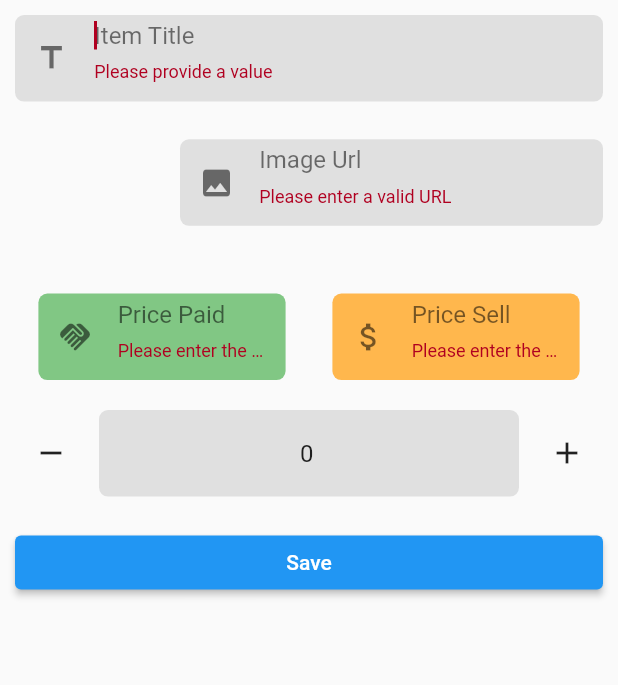
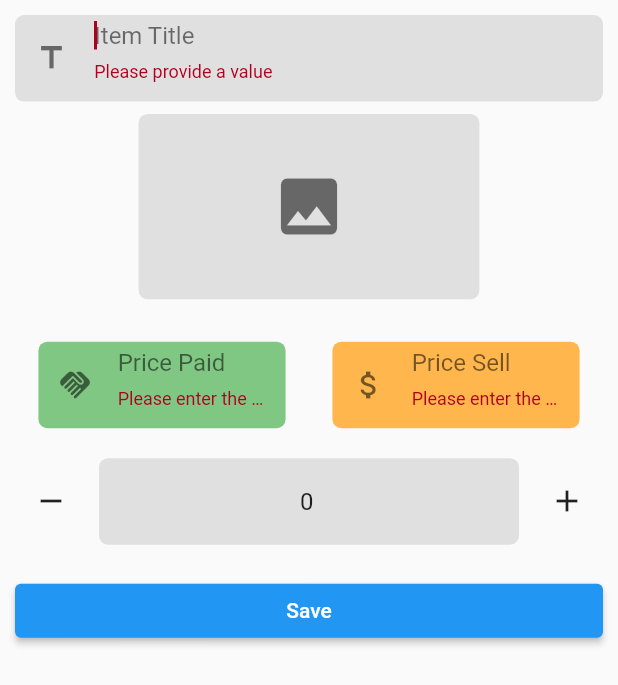
Before and after one commit to denosg/gest_prod_river, a Flutter app: the NewItem widget shown alone on an empty page, opened directly, after a tap on "Save", on a phone screen of 412 x 824 dp. Shown: the top 685 px of the screen. Run offline on Flutter 3.47's test engine with Material 2 defaults, Android fonts, the phone set to English and light mode, and no system bars; our stand-ins replace firebase_core, firebase_storage, flutter_riverpod, image_picker; accounts and stored records are empty; generated files the repository leaves out were written again; network calls fail.

Commit message:
uploading image works + changes for android + ios

```diff
--- a/lib/widgets/add_list_screen/new_item.dart
+++ b/lib/widgets/add_list_screen/new_item.dart
@@ -18,7 +18,6 @@ class NewItem extends ConsumerStatefulWidget {
 
 class NewItemState extends ConsumerState<NewItem> {
   final _modalFormKey = GlobalKey<FormState>();
-  final TextEditingController? _imageUrlController = TextEditingController();
 
   var _tempItem = Item(
       title: '', photoUrl: '', pricePaid: 0, priceMarket: 0, amountOfItem: 0);
@@ -40,7 +39,7 @@ class NewItemState extends ConsumerState<NewItem> {
       //add item in list method ->
       ref.read(itemListProvider.notifier).addItemInList(_tempItem);
     } catch (e) {
-      throw e;
+      rethrow;
     }
     Navigator.of(context).pop();
   }
@@ -59,27 +58,8 @@ class NewItemState extends ConsumerState<NewItem> {
           children: [
             // title of particular item
             TitleForm(tempItem: _tempItem, onSave: saveStateOfTextField),
-            // image on the left + image url on the right
-            Row(
-              crossAxisAlignment: CrossAxisAlignment.center,
-              children: [
-                Container(
-                  width: 100,
-                  height: 100,
-                  margin: const EdgeInsets.only(top: 8, right: 10),
-                  child: _imageUrlController == null
-                      ? const Text('Enter a Url')
-                      : ClipRRect(
-                          borderRadius: BorderRadius.circular(10),
-                          // child: Image.network(_imageUrlController!.text),
-                        ),
-                ),
-                Expanded(
-                  child: ImageUrlForm(
-                      tempItem: _tempItem, onSave: saveStateOfTextField),
-                ),
-              ],
-            ),
+            // image picker + show after the image has been uploaded
+            ImageUrlForm(tempItem: _tempItem, onSave: saveStateOfTextField),
             // price paid for the item / price that we will put the item for
             const SizedBox(height: 20),
             Row(
--- a/lib/widgets/add_list_screen/text_forms/image_url_form.dart
+++ b/lib/widgets/add_list_screen/text_forms/image_url_form.dart
@@ -1,4 +1,8 @@
+import 'dart:io';
+
+import 'package:firebase_storage/firebase_storage.dart';
 import 'package:flutter/material.dart';
+import 'package:image_picker/image_picker.dart';
 
 import '../../../models/item.dart';
 
@@ -6,7 +10,7 @@ class ImageUrlForm extends StatefulWidget {
   final Item tempItem;
   final Function(Item) onSave;
 
-  const ImageUrlForm({required this.tempItem, required this.onSave});
+  const ImageUrlForm({super.key, required this.tempItem, required this.onSave});
 
   @override
   State<ImageUrlForm> createState() => _ImageUrlFormState();
@@ -18,64 +22,63 @@ class _ImageUrlFormState extends State<ImageUrlForm> {
     double width = MediaQuery.of(context).size.width;
     double height = MediaQuery.of(context).size.height;
 
-    return Container(
-      width: width * 0.8,
-      height: height * 0.07,
-      padding: EdgeInsets.all(width * 0.03),
-      decoration: BoxDecoration(
-          borderRadius: BorderRadius.circular(6), color: Colors.grey[300]),
-      child: Center(
-        child: Row(
-          children: <Widget>[
-            const Icon(
-              Icons.image,
-              color: Colors.black54,
-            ),
-            SizedBox(
-              width: width * 0.04,
-            ),
-            Expanded(
-              child: TextFormField(
-                autocorrect: false,
-                decoration: const InputDecoration.collapsed(
-                  hintText: 'Image Url',
-                  hintStyle: TextStyle(color: Colors.black54),
-                ),
-                keyboardType: TextInputType.url,
-                textInputAction: TextInputAction.next,
-                // gets the introduced string
-                onChanged: (enteredString) {
-                  if (enteredString != '') {
-                    Item updatedItem = Item(
-                      title: widget.tempItem.title,
-                      photoUrl: enteredString,
-                      pricePaid: widget.tempItem.pricePaid,
-                      priceMarket: widget.tempItem.priceMarket,
-                      amountOfItem: widget.tempItem.amountOfItem,
-                    );
+    File? uploadImage;
+    String? finalImageUrl;
 
-                    widget.onSave(updatedItem);
-                  }
-                },
-                validator: (value) {
-                  if (value != null) {
-                    if (!value.startsWith('http') &&
-                        !value.startsWith('https')) {
-                      return 'Please enter a valid URL';
-                    }
-                  }
-                  if (value != null) {
-                    if (!value.endsWith('.png') &&
-                        !value.endsWith('.jpg') &&
-                        !value.endsWith('.jpeg')) {
-                      return 'Please enter a valid image URL';
-                    }
-                  }
-                  return null;
-                },
-              ),
-            ),
-          ],
+    // get image from phone gallery method
+    Future<File?> getImage() async {
+      final picker = ImagePicker();
+      final pickedFile = await picker.pickImage(source: ImageSource.gallery);
+
+      if (pickedFile != null) {
+        return File(pickedFile.path);
+      }
+
+      return null;
+    }
+
+    //upload image to firebase cloud db
+    Future<String> uploadImageToFirebase(File image) async {
+      final storage = FirebaseStorage.instance;
+      final imageName = DateTime.now().millisecondsSinceEpoch.toString();
+      final reference = storage.ref().child('images/$imageName.jpg');
+
+      await reference.putFile(image);
+      final downloadUrl = await reference.getDownloadURL();
+
+      return downloadUrl;
+    }
+
+    return InkWell(
+      // onTap uploads image to cloud db and retrives link to show
+      onTap: () async {
+        uploadImage = await getImage();
+        if (uploadImage != null) {
+          final imageUrl = await uploadImageToFirebase(uploadImage!);
+          print('Image uploaded successfully. URL: $imageUrl');
+          setState(() {
+            finalImageUrl = imageUrl;
+          });
+        } else {
+          print('No image selected.');
+        }
+      },
+      child: Container(
+        width: width * 0.5,
+        height: height * 0.15,
+        padding: EdgeInsets.all(width * 0.03),
+        margin: EdgeInsets.symmetric(
+            horizontal: width * 0.2, vertical: height * 0.01),
+        decoration: BoxDecoration(
+            borderRadius: BorderRadius.circular(6), color: Colors.grey[300]),
+        child: Center(
+          child: finalImageUrl == null
+              ? const Icon(
+                  Icons.image,
+                  color: Colors.black54,
+                  size: 50,
+                )
+              : Image.network(finalImageUrl),
         ),
       ),
     );
--- a/pubspec.yaml
+++ b/pubspec.yaml
@@ -38,6 +38,9 @@ dependencies:
   flutter_riverpod: ^2.3.6
   intl: ^0.18.0
   firebase_core: ^2.14.0
+  image_picker: ^0.8.9
+  firebase_storage: ^11.2.3
+  cloud_firestore: ^4.8.1
 
 dev_dependencies:
   flutter_test:
```
Also changed, not shown: lib/main.dart (+8 -2 lines), pubspec.lock, 3 other files.
